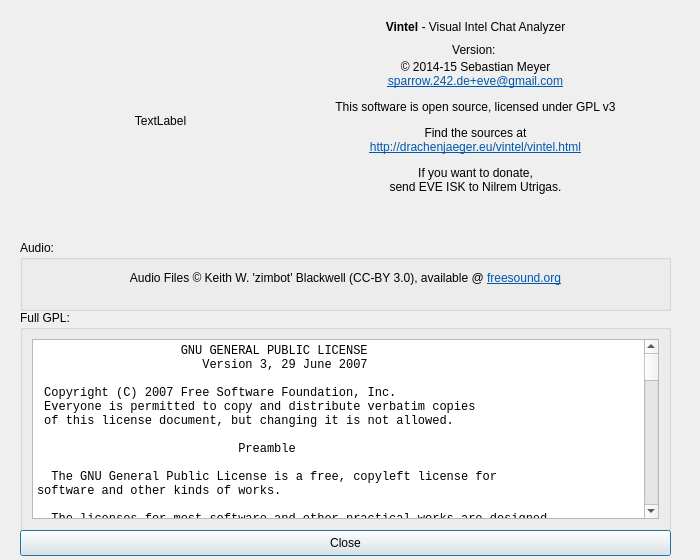
Qt form src/vi/ui/Info.ui (Xanthos-Code/vintel) before a commit.
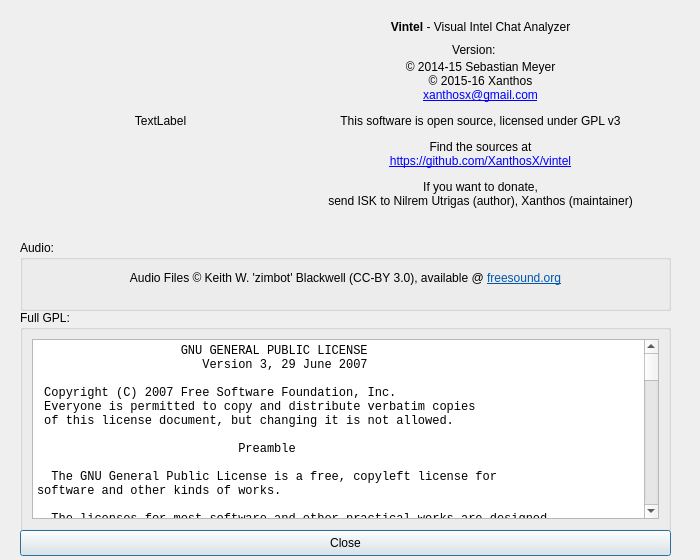
The same form after that commit.

```diff
--- a/src/vi/ui/Info.ui
+++ b/src/vi/ui/Info.ui
@@ -741,12 +741,12 @@
     <rect>
      <x>290</x>
      <y>20</y>
-     <width>371</width>
-     <height>201</height>
+     <width>381</width>
+     <height>231</height>
     </rect>
    </property>
    <property name="text">
-    <string>&lt;html&gt;&lt;head/&gt;&lt;body&gt;&lt;p&gt;&lt;span style=&quot; font-weight:600;&quot;&gt;Vintel&lt;/span&gt; - Visual Intel Chat Analyzer&lt;br/&gt;&lt;/p&gt;&lt;p&gt;© 2014-15 Sebastian Meyer &lt;br/&gt;&lt;a href=&quot;mailto:sparrow.242.de+eve@gmail.com&quot;&gt;&lt;span style=&quot; text-decoration: underline; color:#0057ae;&quot;&gt;sparrow.242.de+eve@gmail.com&lt;/span&gt;&lt;/a&gt;&lt;/p&gt;&lt;p&gt;This software is open source, licensed under GPL v3&lt;/p&gt;&lt;p&gt;Find the sources at&lt;br/&gt;&lt;a href=&quot;http://drachenjaeger.eu/vintel/vintel.html&quot;&gt;&lt;span style=&quot; text-decoration: underline; color:#0057ae;&quot;&gt;http://drachenjaeger.eu/vintel/vintel.html&lt;/span&gt;&lt;/a&gt;&lt;/p&gt;&lt;p&gt;If you want to donate,&lt;br/&gt;send EVE ISK to Nilrem Utrigas.&lt;/p&gt;&lt;/body&gt;&lt;/html&gt;</string>
+    <string>&lt;html&gt;&lt;head/&gt;&lt;body&gt;&lt;p&gt;&lt;span style=&quot; font-weight:600;&quot;&gt;Vintel&lt;/span&gt; - Visual Intel Chat Analyzer&lt;br/&gt;&lt;/p&gt;&lt;p&gt;© 2014-15 Sebastian Meyer&lt;br/&gt;© 2015-16 Xanthos &lt;br/&gt;&lt;a href=&quot;mailto:xanthosx@gmail.com&quot;&gt;&lt;span style=&quot; text-decoration: underline; color:#0000ff;&quot;&gt;xanthosx@gmail.com&lt;/span&gt;&lt;/a&gt;&lt;/p&gt;&lt;p&gt;This software is open source, licensed under GPL v3&lt;/p&gt;&lt;p&gt;Find the sources at&lt;br/&gt;&lt;a href=&quot;https://github.com/XanthosX/vintel&quot;&gt;&lt;span style=&quot; text-decoration: underline; color:#0000ff;&quot;&gt;https://github.com/XanthosX/vintel&lt;/span&gt;&lt;/a&gt;&lt;/p&gt;&lt;p&gt;If you want to donate,&lt;br/&gt;send ISK to Nilrem Utrigas (author), Xanthos (maintainer)&lt;/p&gt;&lt;/body&gt;&lt;/html&gt;</string>
    </property>
    <property name="alignment">
     <set>Qt::AlignHCenter|Qt::AlignTop</set>
```
